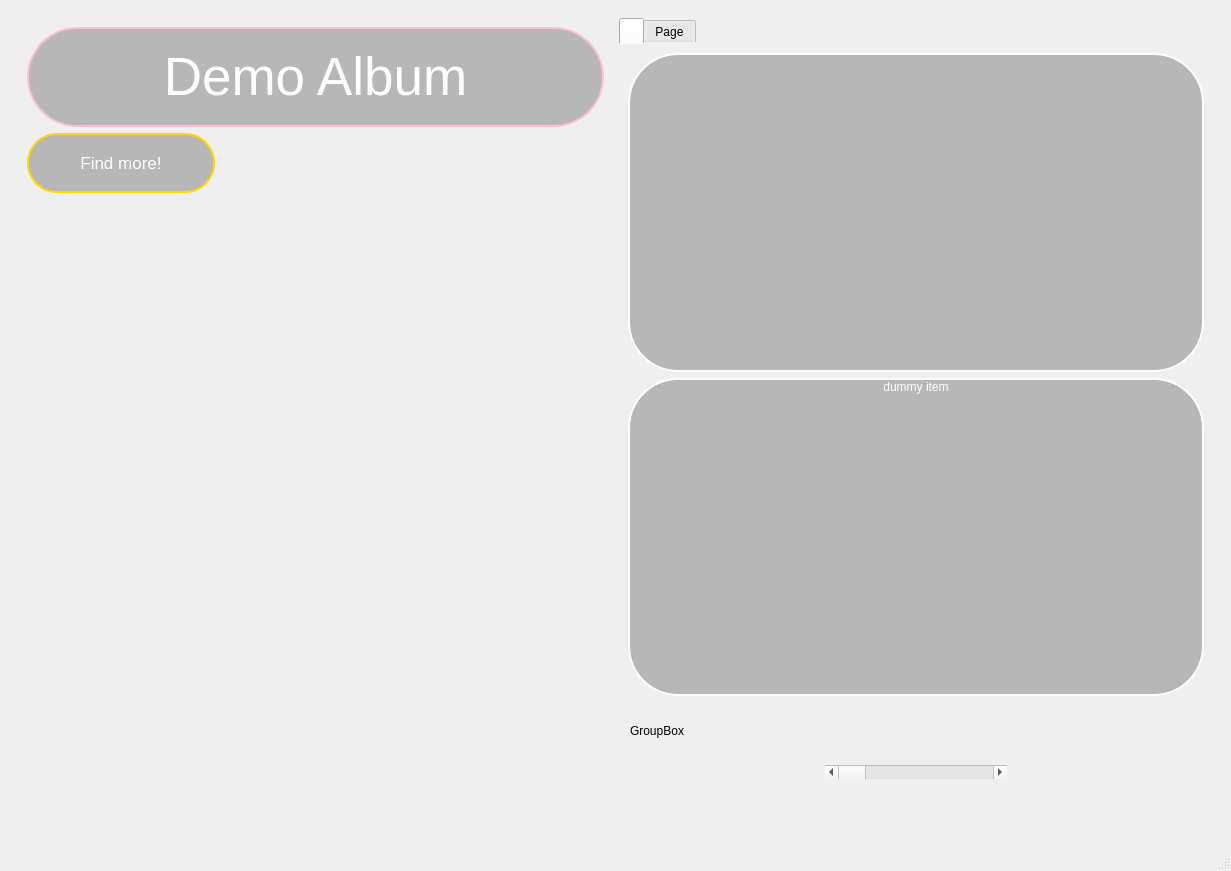
The window that ui/album_page/album_window.ui (incremen/CyberMusicStreaming) describes before a commit, drawn with Qt 5.
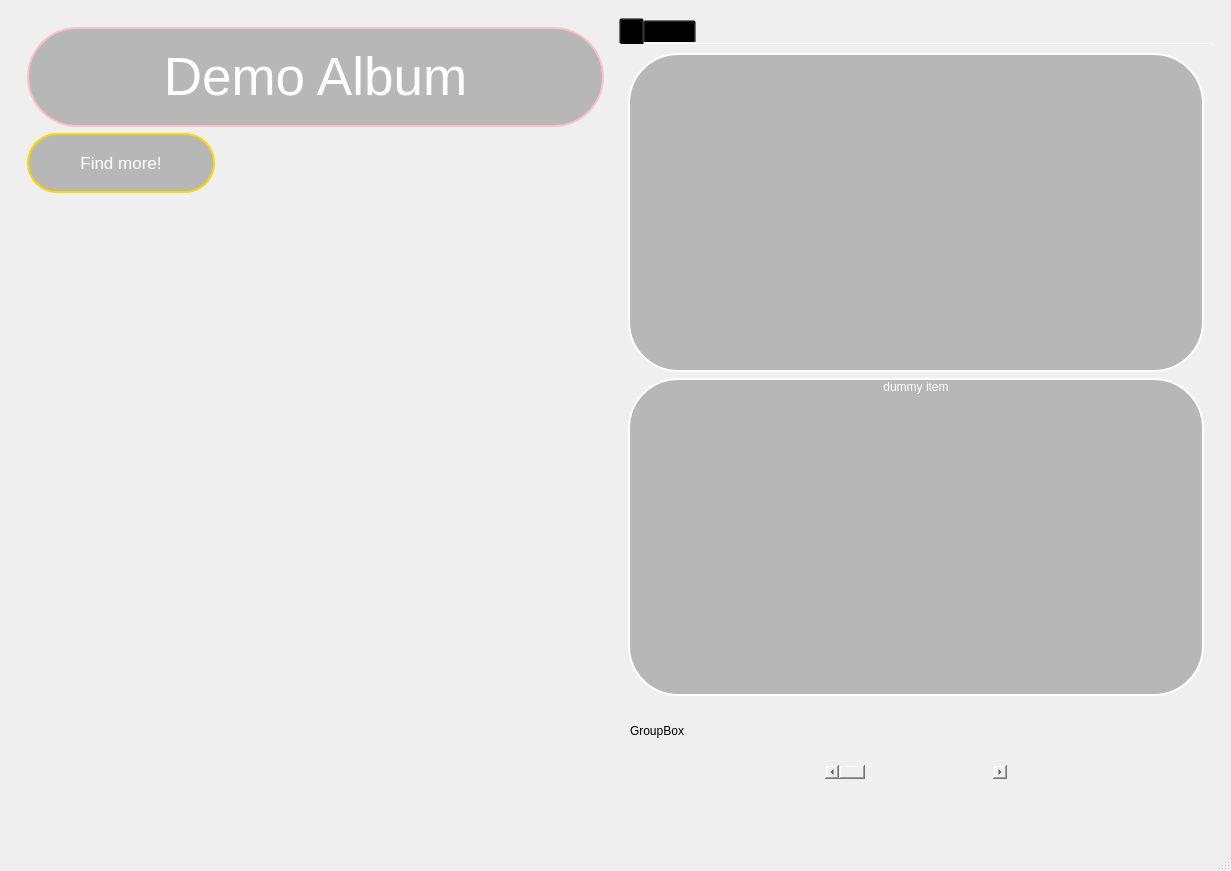
The same window after the commit. The open tabs and pages were chosen to show the change. Icons and pictures are not drawn.

What changed in the file:
```diff
--- a/ui/album_page/album_window.ui
+++ b/ui/album_page/album_window.ui
@@ -168,18 +168,15 @@
           </sizepolicy>
          </property>
          <property name="styleSheet">
-          <string notr="true">QTabWidget::pane {
-   border: 0;
-}
-
-QTabBar::tab {
-}
-</string>
+          <string notr="true">background: transparent;</string>
          </property>
          <property name="currentIndex">
           <number>1</number>
          </property>
-         <widget class="QWidget" name="song_queue" native="true">
+         <property name="documentMode">
+          <bool>true</bool>
+         </property>
+         <widget class="QWidget" name="song_queue">
           <attribute name="title">
            <string/>
           </attribute>
```
Left out of the diff: 2 changed lines with no effect on the pictures.
